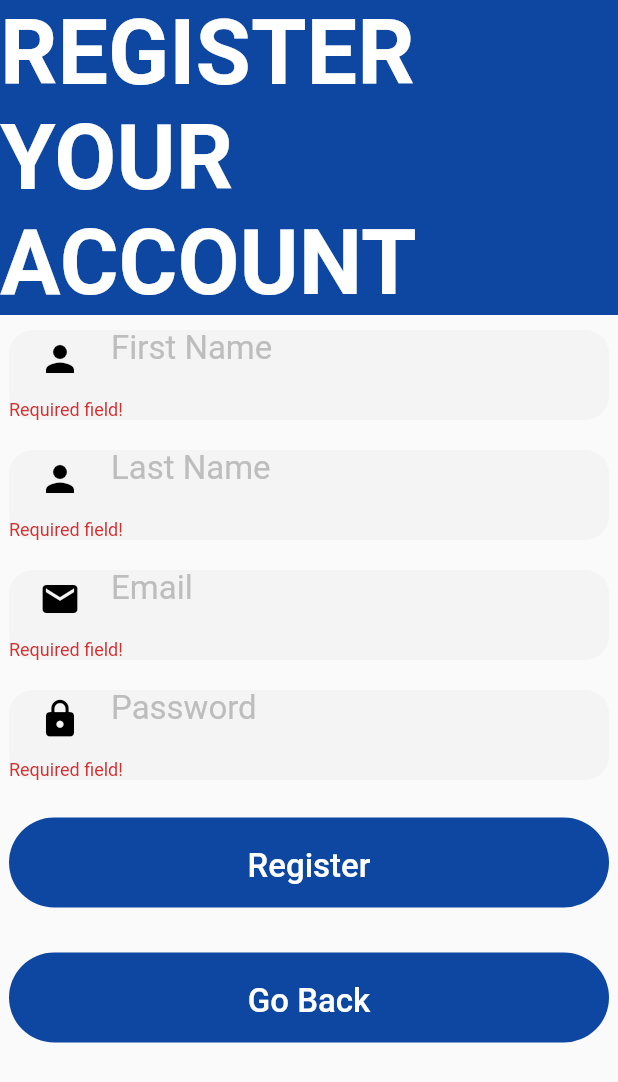
After one commit to KINGPINS-WITS/kingpinssdp, a Flutter app: the screen it shows after launch, after a tap on "Sign Up", on a phone screen of 412 x 824 dp. The commit adds this screen. Shown: the top 1082 px of the screen. Run offline on Flutter 3.47's test engine with Material 2 defaults, Android fonts, the phone set to English and light mode, and no system bars; our stand-ins replace fluttertoast, form_field_validator.

Commit message:
Updated login page added registration page

```diff
--- a/lib/screens/login_page.dart
+++ b/lib/screens/login_page.dart
@@ -6,6 +6,7 @@ import 'package:http/http.dart' as http;
 import 'dart:async';
 import 'package:form_field_validator/form_field_validator.dart';
 import 'package:kingpinssdp/current_user.dart';
+import 'package:kingpinssdp/signup.dart';
 
 import '../homepage.dart';
 
@@ -202,6 +203,32 @@ class LoginPageState extends State<LoginPage>{
                               ),
                             ),
                     ),
+                    Container(
+                      margin: EdgeInsets.symmetric(vertical:15, horizontal:0 ),
+                      child: Container(
+                        height: 60,
+                        width: 400,
+                        decoration: BoxDecoration(
+                          borderRadius: BorderRadius.circular(40),
+                          color: Colors.blue[900],
+                        ),
+                        child: TextButton(
+                          key: Key("signupButton"),
+                          onPressed: () {
+                              Navigator.push(
+                                context,
+                                MaterialPageRoute(
+                                    builder: (context) => SignupPage()),
+                              );
+
+                          },
+                          child: Text(
+                            "Sign Up",
+                            style: const TextStyle(fontSize: 22, color: Colors.white, height: 1.5),
+                          ),
+                        ),
+                      ),
+                    ),
                   ],
                 ),
               ),
--- /dev/null
+++ b/lib/signup.dart
@@ -0,0 +1,320 @@
+// ignore_for_file: prefer_const_constructors, prefer_const_literals_to_create_immutables
+
+import 'dart:convert';
+import 'package:flutter/material.dart';
+import 'package:http/http.dart' as http;
+import 'dart:async';
+import 'package:form_field_validator/form_field_validator.dart';
+import 'package:kingpinssdp/current_user.dart';
+import 'package:kingpinssdp/screens/login_page.dart';
+import 'package:fluttertoast/fluttertoast.dart';
+
+
+import '../homepage.dart';
+
+class SignupPage extends StatefulWidget{
+  const SignupPage({Key? key}) : super(key: key);
+  @override
+  SignupPageState createState() => SignupPageState();
+}
+
+
+class SignupPageState extends State<SignupPage>{
+
+  GlobalKey<FormState> formkey = GlobalKey<FormState>();
+  TextEditingController emailController = TextEditingController();
+  TextEditingController passwordController = TextEditingController();
+  TextEditingController firstnameController = TextEditingController();
+  TextEditingController lastnameController = TextEditingController();
+
+  Future<void> _showMyDialog() async {
+    return showDialog<void>(
+      context: context,
+      barrierDismissible: false, // user must tap button!
+      builder: (BuildContext context) {
+        return AlertDialog(
+          title: const Text('Login Failed'),
+          content: SingleChildScrollView(
+            child: ListBody(
+              children: const <Widget>[
+                Text('Invalid login details provided, Try again!'),
+              ],
+            ),
+          ),
+          actions: <Widget>[
+            TextButton(
+              child: const Text('Okay'),
+              onPressed: () {
+                Navigator.of(context).pop();
+              },
+            ),
+          ],
+        );
+      },
+    );
+  }
+
+  Future registration(BuildContext context) async {
+    var url =
+        "https://lamp.ms.wits.ac.za/home/s2280727/kingpins/Registration.php";
+    var response = await http.post(Uri.parse(url), body: {
+      "firstname": firstnameController.text,
+      "lastname": lastnameController.text,
+      "email": emailController.text,
+      "password": passwordController.text,
+    });
+    var data = json.decode(response.body);
+    if (data == "You are registered") {
+      Fluttertoast.showToast(
+        msg: "Successfully registered",
+        toastLength: Toast.LENGTH_SHORT,
+        gravity: ToastGravity.CENTER,
+        fontSize: 16.0,
+      );
+      Navigator.push(
+        context,
+        MaterialPageRoute(
+            builder: (context) => LoginPage()),
+      );
+
+      // Navigator.push(
+      //     context, MaterialPageRoute(builder: (context) => LoginPage()));
+    } else {
+      Fluttertoast.showToast(
+        msg: data,
+        toastLength: Toast.LENGTH_SHORT,
+        gravity: ToastGravity.CENTER,
+        fontSize: 16.0,
+      );
+    }
+  }
+
+  @override
+  Widget build(BuildContext context) {
+    return Scaffold(
+      backgroundColor: Colors.grey[50],
+      body: Column(
+        children: [
+          Container(
+            color: Colors.blue[900],
+            child: Center(
+              child: Text(
+                'REGISTER YOUR ACCOUNT',
+                style: TextStyle(
+                    color: Colors.white,
+                    fontSize: 60,
+                    fontWeight: FontWeight.bold),
+              ),
+            ),
+
+          ),
+          Form(
+            key: formkey,
+            autovalidateMode: AutovalidateMode.always,
+            child: Column(
+              crossAxisAlignment: CrossAxisAlignment.end,
+              children: [
+                Padding(
+                  padding: const EdgeInsets.symmetric(vertical: 10.0),
+                  child: Container(
+                    height: 60,
+                    width: 400,
+                    decoration: BoxDecoration(
+                      color: Colors.grey[200]!.withOpacity(0.5),
+                      borderRadius: BorderRadius.circular(16),
+                    ),
+                    child: Center(
+                      child: TextFormField(
+                        key: Key("FirstNameField"),
+                        controller: firstnameController,
+                        validator: RequiredValidator(errorText: "Required field!"),
+                        decoration: InputDecoration(
+                          border: InputBorder.none,
+                          prefixIcon: Padding(
+                            padding: const EdgeInsets.symmetric(horizontal: 20.0),
+                            child: Icon(
+                              Icons.person,
+                              size: 28,
+                              color: Colors.black,
+                            ),
+                          ),
+                          hintText: "First Name",
+                          hintStyle: TextStyle(fontSize: 22, color: Colors.grey[400], height: 1.5),
+                        ),
+                        obscureText: false,
+                        style: TextStyle(fontSize: 22, color: Colors.black, height: 1.5),
+                        keyboardType: TextInputType.text,
+                      ),
+                    ),
+                  ),
+                ),
+                Padding(
+                  padding: const EdgeInsets.symmetric(vertical: 10.0),
+                  child: Container(
+                    height: 60,
+                    width: 400,
+                    decoration: BoxDecoration(
+                      color: Colors.grey[200]!.withOpacity(0.5),
+                      borderRadius: BorderRadius.circular(16),
+                    ),
+                    child: Center(
+                      child: TextFormField(
+                        key: Key("LastNameField"),
+                        controller: lastnameController,
+                        validator: RequiredValidator(errorText: "Required field!"),
+                        decoration: InputDecoration(
+                          border: InputBorder.none,
+                          prefixIcon: Padding(
+                            padding: const EdgeInsets.symmetric(horizontal: 20.0),
+                            child: Icon(
+                              Icons.person,
+                              size: 28,
+                              color: Colors.black,
+                            ),
+                          ),
+                          hintText: "Last Name",
+                          hintStyle: TextStyle(fontSize: 22, color: Colors.grey[400], height: 1.5),
+                        ),
+                        obscureText: false,
+                        style: TextStyle(fontSize: 22, color: Colors.black, height: 1.5),
+                        keyboardType: TextInputType.text,
+                      ),
+                    ),
+                  ),
+                ),
+                Padding(
+                  padding: const EdgeInsets.symmetric(vertical: 10.0),
+                  child: Container(
+                    height: 60,
+                    width: 400,
+                    decoration: BoxDecoration(
+                      color: Colors.grey[200]!.withOpacity(0.5),
+                      borderRadius: BorderRadius.circular(16),
+
+                    ),
+                    child: Center(
+                      child: TextFormField(
+                          key: Key("EmailField"),
+                          controller: emailController,
+                          validator: MultiValidator(
+                              [
+                                RequiredValidator(errorText: "Required field!"),
+                                EmailValidator(errorText: "Invalid email address!"),
+                              ]
+                          ),
+                          decoration: InputDecoration(
+                            border: InputBorder.none,
+                            prefixIcon: Padding(
+                              padding: const EdgeInsets.symmetric(horizontal: 20.0),
+                              child: Icon(
+                                Icons.mail,
+                                size: 28,
+                                color: Colors.black,
+                              ),
+                            ),
+                            hintText: "Email",
+                            hintStyle: TextStyle(fontSize: 22, color: Colors.grey[400], height: 1.5),
+                          ),
+                          style: TextStyle(fontSize: 22, color: Colors.black, height: 1.5),
+                          keyboardType: TextInputType.emailAddress,
+                          textInputAction: TextInputAction.next
+                      ),
+                    ),
+                  ),
+                ),
+                Padding(
+                  padding: const EdgeInsets.symmetric(vertical: 10.0),
+                  child: Container(
+                    height: 60,
+                    width: 400,
+                    decoration: BoxDecoration(
+                      color: Colors.grey[200]!.withOpacity(0.5),
+                      borderRadius: BorderRadius.circular(16),
+                    ),
+                    child: Center(
+                      child: TextFormField(
+                        key: Key("PasswordField"),
+                        controller: passwordController,
+                        validator: RequiredValidator(errorText: "Required field!"),
+                        decoration: InputDecoration(
+                          border: InputBorder.none,
+                          prefixIcon: Padding(
+                            padding: const EdgeInsets.symmetric(horizontal: 20.0),
+                            child: Icon(
+                              Icons.lock,
+                              size: 28,
+                              color: Colors.black,
+                            ),
+                          ),
+                          hintText: "Password",
+                          hintStyle: TextStyle(fontSize: 22, color: Colors.grey[400], height: 1.5),
+                        ),
+                        obscureText: true,
+                        style: TextStyle(fontSize: 22, color: Colors.black, height: 1.5),
+                        keyboardType: TextInputType.text,
+                      ),
+                    ),
+                  ),
+                ),
+                Container(
+                  margin: EdgeInsets.symmetric(vertical:15, horizontal:0 ),
+                  child: Container(
+                    height: 60,
+                    width: 400,
+                    decoration: BoxDecoration(
+                      borderRadius: BorderRadius.circular(40),
+                      color: Colors.blue[900],
+                    ),
+                    child: TextButton(
+                      key: Key("registerButton"),
+                      onPressed: () {
+                        if(formkey.currentState!.validate()){
+                          registration(context);
+                          // Navigator.push(
+                          //   context,
+                          //   MaterialPageRoute(
+                          //       builder: (context) => LoginPage()),
+                          // );
+                        }
+                      },
+                      child: Text(
+                        "Register",
+                        style: const TextStyle(fontSize: 22, color: Colors.white, height: 1.5),
+                      ),
+                    ),
+                  ),
+                ),
+                Container(
+                  margin: EdgeInsets.symmetric(vertical:15, horizontal:0 ),
+                  child: Container(
+                    height: 60,
+                    width: 400,
+                    decoration: BoxDecoration(
+                      borderRadius: BorderRadius.circular(40),
+                      color: Colors.blue[900],
+                    ),
+                    child: TextButton(
+                      key: Key("gobackButton"),
+                      onPressed: () {
+                        Navigator.push(
+                          context,
+                          MaterialPageRoute(
+                              builder: (context) => LoginPage()),
+                        );
+
+                      },
+                      child: Text(
+                        "Go Back",
+                        style: const TextStyle(fontSize: 22, color: Colors.white, height: 1.5),
+                      ),
+                    ),
+                  ),
+                ),
+              ],
+            ),
+          ),
+        ],
+      ),
+    );
+  }
+}
--- a/pubspec.yaml
+++ b/pubspec.yaml
@@ -31,6 +31,7 @@ dependencies:
     sdk: flutter
   form_field_validator: ^1.1.0
   http: ^0.13.3
+  fluttertoast: ^8.0.8
 
   # The following adds the Cupeno Icons font to your application.
   # Use with the CupertinoIcons class for iOS style icons.
```
Also changed, not shown: pubspec.lock.
